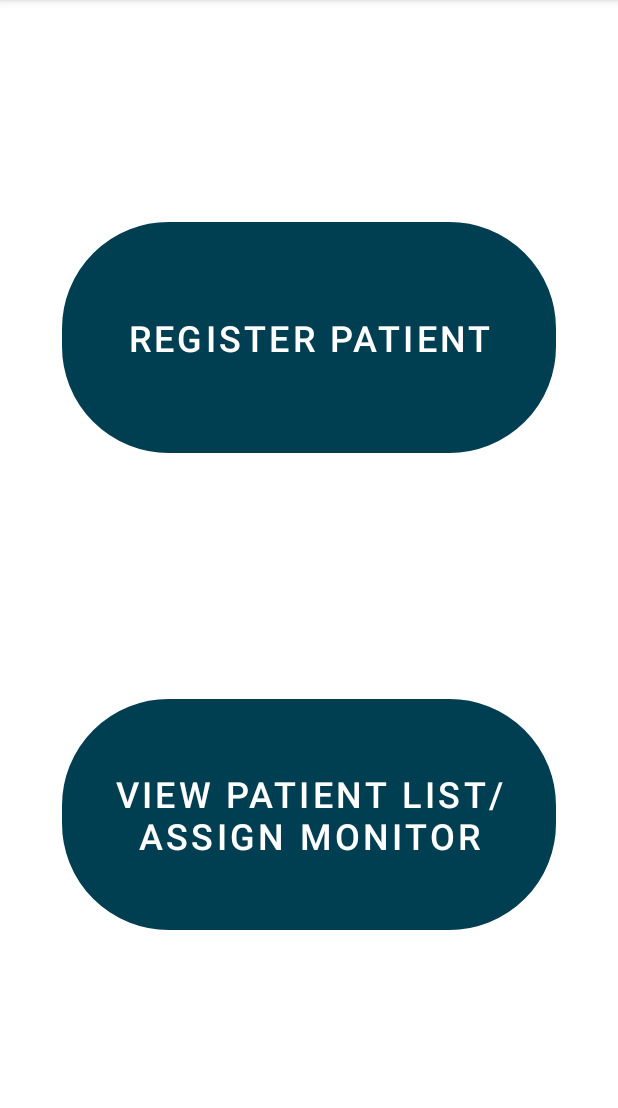
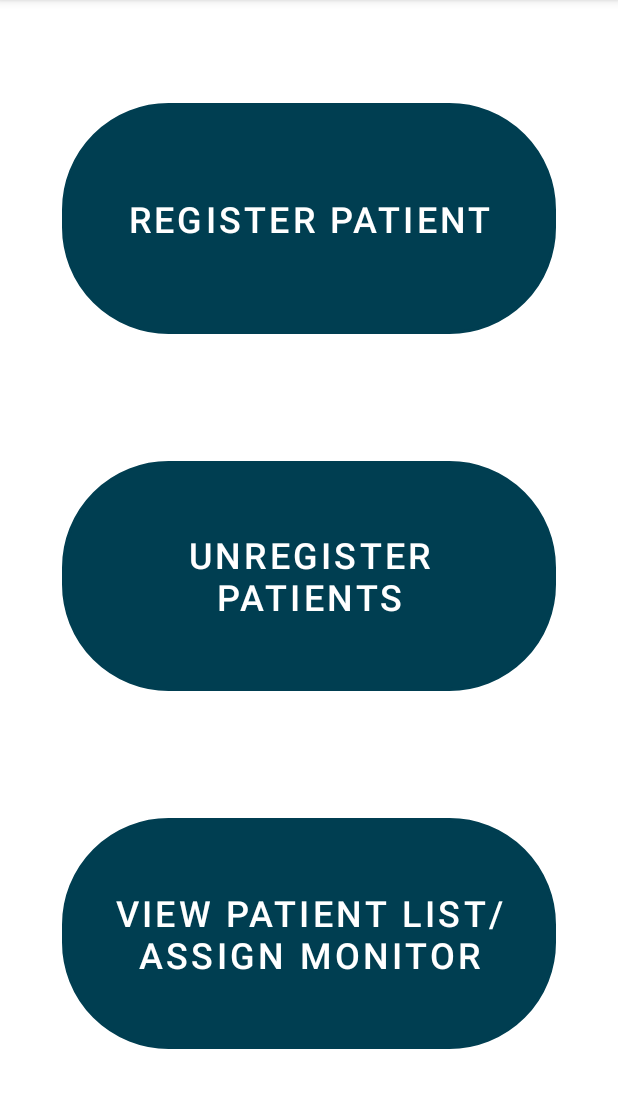
Before and after one commit to Cooper-hub/HealthMonitor, an Android app: the HealthCareHomePage screen opened directly, with no data from a screen before it, on a phone screen of 412 x 824 dp, the part 84-1192 px from its top. Run offline under Robolectric (Android 15) with nearby library versions, the phone set to English and light mode, and no system bars.

Commit message:
Unregistering Seems to be working perfectly fine

```diff
--- a/app/src/main/java/com/example/healthmonitor/activities/HealthCareHomePage.java
+++ b/app/src/main/java/com/example/healthmonitor/activities/HealthCareHomePage.java
@@ -4,6 +4,8 @@ import android.content.Intent;
 import android.os.Bundle;
 import android.widget.Button;
 import androidx.appcompat.app.AppCompatActivity;
+
+import com.example.healthmonitor.HealthCarePatientUnregister;
 import com.example.healthmonitor.R;
 
 public class HealthCareHomePage extends AppCompatActivity {
@@ -12,15 +14,21 @@ public class HealthCareHomePage extends AppCompatActivity {
     protected void onCreate(Bundle savedInstanceState) {
         super.onCreate(savedInstanceState);
         setContentView(R.layout.activity_health_care_home_page);
-        Button reg_patient_btn = findViewById(R.id.reg_patient_btn);
-        Button view_patients_btn = findViewById(R.id.view_patients_btn);
+        Button regPatientBtn = findViewById(R.id.regPatientBtn);
+        Button viewPatientsBtn = findViewById(R.id.viewPatientsBtn);
+        Button unRegPatientBtn = findViewById(R.id.unRegPatientBtn);
 
-        reg_patient_btn.setOnClickListener(view -> {
+        regPatientBtn.setOnClickListener(view -> {
             Intent intent = new Intent(HealthCareHomePage.this, HealthCareRegisterPatient.class);
             startActivity(intent);
         });
 
-        view_patients_btn.setOnClickListener(view -> {
+        unRegPatientBtn.setOnClickListener(view -> {
+            Intent intent = new Intent(HealthCareHomePage.this, HealthCarePatientUnregister.class);
+            startActivity(intent);
+        });
+
+        viewPatientsBtn.setOnClickListener(view -> {
             Intent intent = new Intent(HealthCareHomePage.this, HealthCareViewPatientList.class);
             startActivity(intent);
         });
--- a/app/src/main/java/com/example/healthmonitor/activities/HealthCareRegisterPatient.java
+++ b/app/src/main/java/com/example/healthmonitor/activities/HealthCareRegisterPatient.java
@@ -273,5 +273,4 @@ public class HealthCareRegisterPatient extends AppCompatActivity {
         decoratorClasses.add(OxygenSaturationDecorator.class);
         return decoratorClasses;
     }
-
 }
--- a/app/src/main/res/layout/activity_health_care_home_page.xml
+++ b/app/src/main/res/layout/activity_health_care_home_page.xml
@@ -8,8 +8,9 @@
     android:layout_height="match_parent"
     tools:context=".activities.HealthCareHomePage">
 
+    <!-- Register Patient Button -->
     <Button
-        android:id="@+id/reg_patient_btn"
+        android:id="@+id/regPatientBtn"
         android:layout_width="0dp"
         android:layout_height="0dp"
         android:layout_margin="16dp"
@@ -19,28 +20,50 @@
         android:text="@string/register_patient"
         android:textColor="@color/white"
         android:textSize="24sp"
-        app:layout_constraintBottom_toTopOf="@+id/view_patients_btn"
+        app:layout_constraintStart_toStartOf="parent"
         app:layout_constraintEnd_toEndOf="parent"
+        app:layout_constraintWidth_percent="0.8"
         app:layout_constraintHeight_percent="0.2"
-        app:layout_constraintStart_toStartOf="parent"
         app:layout_constraintTop_toTopOf="parent"
-        app:layout_constraintWidth_percent="0.8" />
+        app:layout_constraintBottom_toTopOf="@id/unRegPatientBtn" />
+
+    <!-- Unregister Patient Button -->
     <Button
-        android:id="@+id/view_patients_btn"
+        android:id="@+id/unRegPatientBtn"
         android:layout_width="0dp"
         android:layout_height="0dp"
         android:layout_margin="16dp"
         android:background="@drawable/input_bg"
+        android:padding="24dp"
         android:shadowColor="@color/white"
+        android:text="Unregister Patients"
         android:textColor="@color/white"
-        android:backgroundTint="@color/TRUTeal"
-        android:text="@string/view_patient_list_assign_monitor"
         android:textSize="24sp"
-        android:padding="24dp"
+        app:layout_constraintStart_toStartOf="parent"
+        app:layout_constraintEnd_toEndOf="parent"
         app:layout_constraintWidth_percent="0.8"
         app:layout_constraintHeight_percent="0.2"
-        app:layout_constraintTop_toBottomOf="@id/reg_patient_btn"
+        app:layout_constraintTop_toBottomOf="@id/regPatientBtn"
+        app:layout_constraintBottom_toTopOf="@id/viewPatientsBtn" />
+
+    <!-- View Patients Button -->
+    <Button
+        android:id="@+id/viewPatientsBtn"
+        android:layout_width="0dp"
+        android:layout_height="0dp"
+        android:layout_margin="16dp"
+        android:background="@drawable/input_bg"
+        android:backgroundTint="@color/TRUTeal"
+        android:padding="24dp"
+        android:shadowColor="@color/white"
+        android:text="@string/view_patient_list_assign_monitor"
+        android:textColor="@color/white"
+        android:textSize="24sp"
         app:layout_constraintStart_toStartOf="parent"
         app:layout_constraintEnd_toEndOf="parent"
+        app:layout_constraintWidth_percent="0.8"
+        app:layout_constraintHeight_percent="0.2"
+        app:layout_constraintTop_toBottomOf="@id/unRegPatientBtn"
         app:layout_constraintBottom_toBottomOf="parent" />
+
 </androidx.constraintlayout.widget.ConstraintLayout>
```
Also changed, not shown: app/src/main/AndroidManifest.xml (+11 -7 lines), app/src/main/java/com/example/healthmonitor/HealthCarePatientUnregister.java (added, +121 -0 lines), app/src/main/res/layout/activity_health_care_patient_unregister.xml (added, +62 -0 lines).
